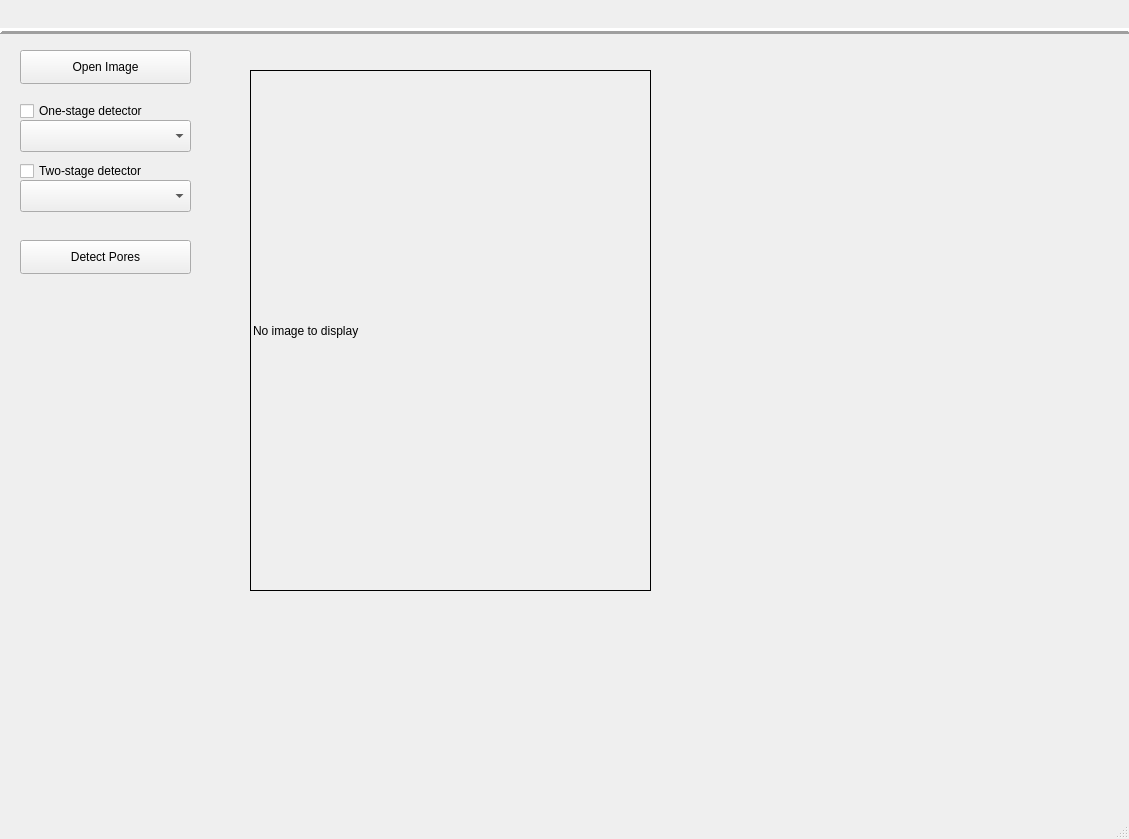
First picture: the form in GUI/MainWindow.ui, repository filipspes/Fingerprints_sweat_pores_detection, before the edit.
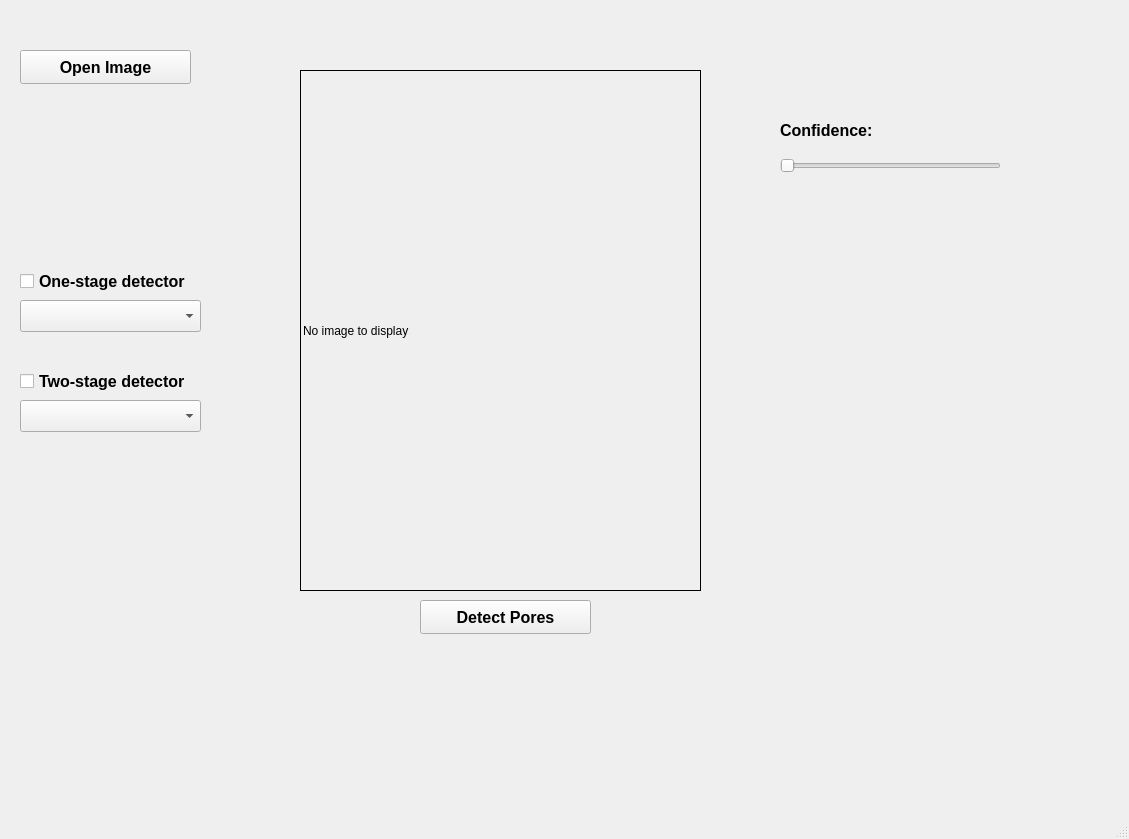
Second picture: the form after the edit.

Commit message: confidence slider added

Diff of the .ui file:
```diff
--- a/GUI/MainWindow.ui
+++ b/GUI/MainWindow.ui
@@ -14,28 +14,6 @@
    <string>DetectorMainWindow</string>
   </property>
   <widget class="QWidget" name="centralwidget">
-   <widget class="Line" name="line">
-    <property name="geometry">
-     <rect>
-      <x>0</x>
-      <y>20</y>
-      <width>1131</width>
-      <height>23</height>
-     </rect>
-    </property>
-    <property name="autoFillBackground">
-     <bool>false</bool>
-    </property>
-    <property name="frameShadow">
-     <enum>QFrame::Raised</enum>
-    </property>
-    <property name="lineWidth">
-     <number>3</number>
-    </property>
-    <property name="orientation">
-     <enum>Qt::Horizontal</enum>
-    </property>
-   </widget>
    <widget class="QPushButton" name="OpenImageButton">
     <property name="geometry">
      <rect>
@@ -45,6 +23,13 @@
       <height>34</height>
      </rect>
     </property>
+    <property name="font">
+     <font>
+      <pointsize>12</pointsize>
+      <weight>75</weight>
+      <bold>true</bold>
+     </font>
+    </property>
     <property name="text">
      <string>Open Image</string>
     </property>
@@ -53,11 +38,18 @@
     <property name="geometry">
      <rect>
       <x>20</x>
-      <y>100</y>
-      <width>171</width>
+      <y>270</y>
+      <width>191</width>
       <height>22</height>
      </rect>
     </property>
+    <property name="font">
+     <font>
+      <pointsize>12</pointsize>
+      <weight>75</weight>
+      <bold>true</bold>
+     </font>
+    </property>
     <property name="text">
      <string>One-stage detector</string>
     </property>
@@ -66,8 +58,8 @@
     <property name="geometry">
      <rect>
       <x>20</x>
-      <y>120</y>
-      <width>171</width>
+      <y>300</y>
+      <width>181</width>
       <height>32</height>
      </rect>
     </property>
@@ -76,8 +68,8 @@
     <property name="geometry">
      <rect>
       <x>20</x>
-      <y>180</y>
-      <width>171</width>
+      <y>400</y>
+      <width>181</width>
       <height>32</height>
      </rect>
     </property>
@@ -86,11 +78,18 @@
     <property name="geometry">
      <rect>
       <x>20</x>
-      <y>160</y>
-      <width>171</width>
+      <y>370</y>
+      <width>181</width>
       <height>22</height>
      </rect>
     </property>
+    <property name="font">
+     <font>
+      <pointsize>12</pointsize>
+      <weight>75</weight>
+      <bold>true</bold>
+     </font>
+    </property>
     <property name="text">
      <string>Two-stage detector</string>
     </property>
@@ -98,7 +97,7 @@
    <widget class="QLabel" name="loadedImageLabel">
     <property name="geometry">
      <rect>
-      <x>250</x>
+      <x>300</x>
       <y>70</y>
       <width>401</width>
       <height>521</height>
@@ -129,16 +128,76 @@
    <widget class="QPushButton" name="detectPoresButton">
     <property name="geometry">
      <rect>
-      <x>20</x>
-      <y>240</y>
+      <x>420</x>
+      <y>600</y>
       <width>171</width>
       <height>34</height>
      </rect>
     </property>
+    <property name="font">
+     <font>
+      <pointsize>12</pointsize>
+      <weight>75</weight>
+      <bold>true</bold>
+     </font>
+    </property>
     <property name="text">
      <string>Detect Pores</string>
     </property>
    </widget>
+   <widget class="QSlider" name="confidenceSlider">
+    <property name="geometry">
+     <rect>
+      <x>780</x>
+      <y>150</y>
+      <width>221</width>
+      <height>31</height>
+     </rect>
+    </property>
+    <property name="orientation">
+     <enum>Qt::Horizontal</enum>
+    </property>
+   </widget>
+   <widget class="QLabel" name="ConfidenceLabel">
+    <property name="geometry">
+     <rect>
+      <x>780</x>
+      <y>120</y>
+      <width>121</width>
+      <height>21</height>
+     </rect>
+    </property>
+    <property name="font">
+     <font>
+      <pointsize>12</pointsize>
+      <weight>75</weight>
+      <bold>true</bold>
+     </font>
+    </property>
+    <property name="text">
+     <string>Confidence:</string>
+    </property>
+   </widget>
+   <widget class="QLabel" name="confidenceValue">
+    <property name="geometry">
+     <rect>
+      <x>890</x>
+      <y>120</y>
+      <width>58</width>
+      <height>18</height>
+     </rect>
+    </property>
+    <property name="font">
+     <font>
+      <pointsize>12</pointsize>
+      <weight>75</weight>
+      <bold>true</bold>
+     </font>
+    </property>
+    <property name="text">
+     <string/>
+    </property>
+   </widget>
   </widget>
   <widget class="QMenuBar" name="menubar">
    <property name="geometry">
```
The commit also changes 2 other files.
